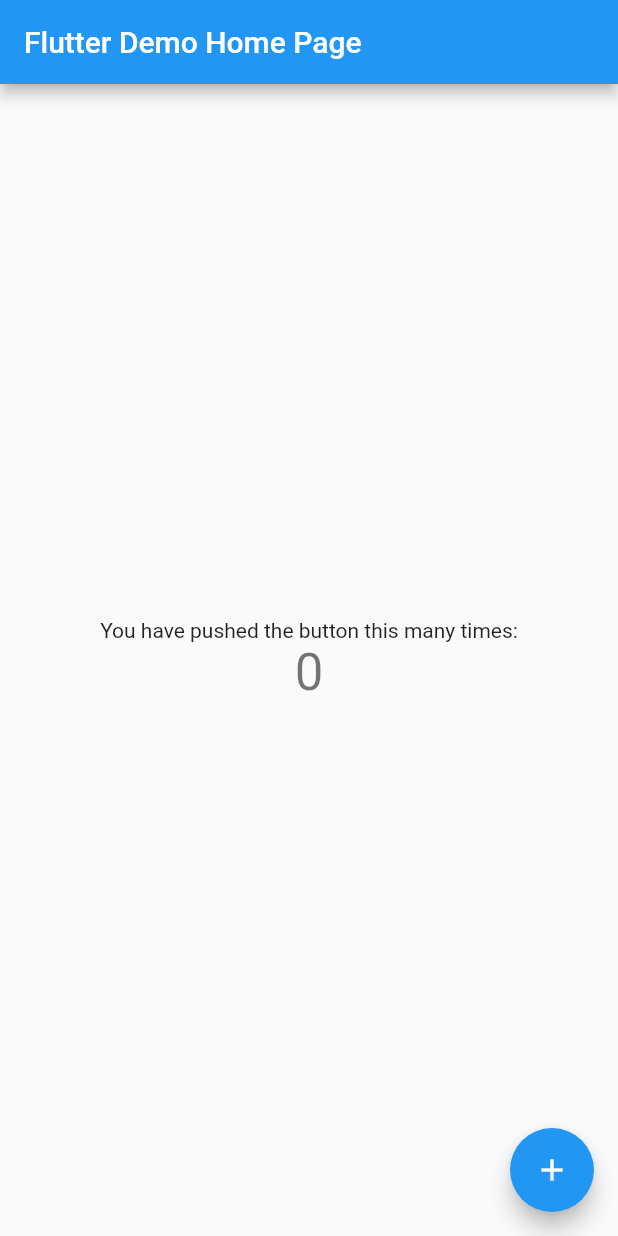
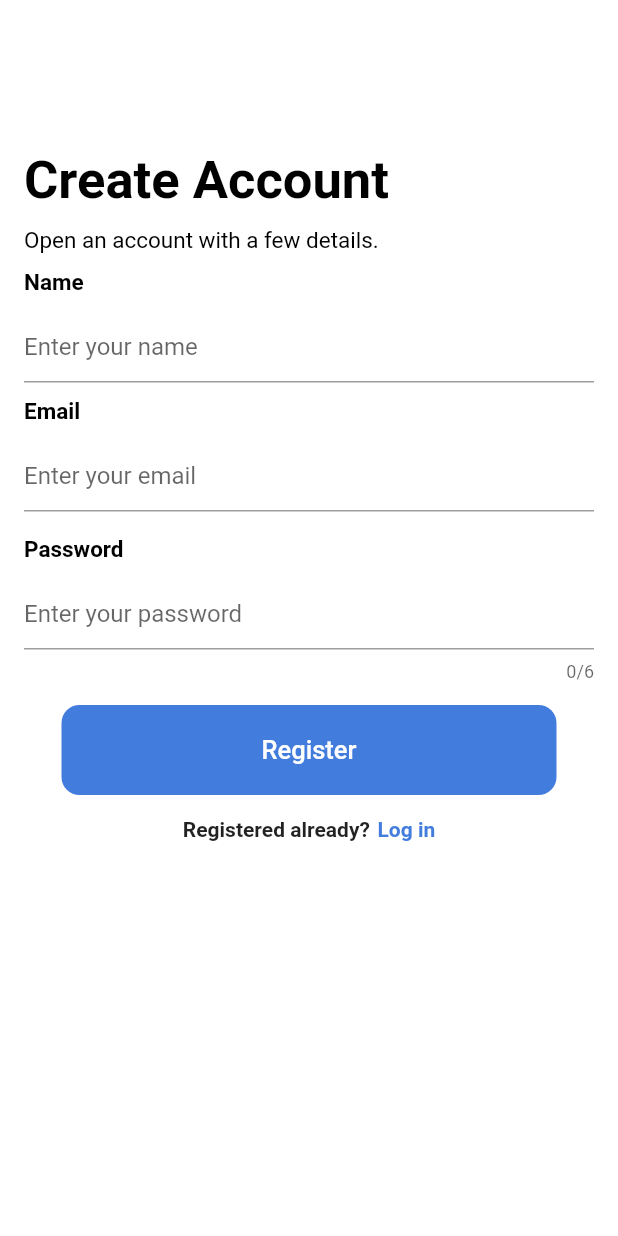
Before and after one commit to Galadima3/weatherly-app, a Flutter app: the screen it shows after launch, on a phone screen of 412 x 824 dp. Run offline on Flutter 3.47's test engine with Material 2 defaults, Android fonts, the phone set to English and light mode, and no system bars; our stand-ins replace email_validator, firebase_auth, firebase_core, flutter_riverpod; accounts and stored records are empty.

Commit message:
Auth feature - 90%

```diff
--- a/lib/main.dart
+++ b/lib/main.dart
@@ -1,115 +1,33 @@
+import 'package:firebase_core/firebase_core.dart';
 import 'package:flutter/material.dart';
+import 'package:flutter_riverpod/flutter_riverpod.dart';
+import 'package:weatherly/firebase_options.dart';
+import 'package:weatherly/src/features/auth/presentation/auth_checker.dart';
 
-void main() {
-  runApp(const MyApp());
+void main() async {
+  WidgetsFlutterBinding.ensureInitialized();
+  await Firebase.initializeApp(
+    options: DefaultFirebaseOptions.currentPlatform,
+  );
+  runApp(
+    const ProviderScope(
+      child: MyApp(),
+    ),
+  );
 }
 
 class MyApp extends StatelessWidget {
   const MyApp({super.key});
 
-  // This widget is the root of your application.
   @override
   Widget build(BuildContext context) {
     return MaterialApp(
-      title: 'Flutter Demo',
+      debugShowCheckedModeBanner: false,
+      title: 'Weatherly',
       theme: ThemeData(
-        // This is the theme of your application.
-        //
-        // Try running your application with "flutter run". You'll see the
-        // application has a blue toolbar. Then, without quitting the app, try
-        // changing the primarySwatch below to Colors.green and then invoke
-        // "hot reload" (press "r" in the console where you ran "flutter run",
-        // or simply save your changes to "hot reload" in a Flutter IDE).
-        // Notice that the counter didn't reset back to zero; the application
-        // is not restarted.
         primarySwatch: Colors.blue,
       ),
-      home: const MyHomePage(title: 'Flutter Demo Home Page'),
+      home: const AuthChecker(),
     );
   }
 }
-
-class MyHomePage extends StatefulWidget {
-  const MyHomePage({super.key, required this.title});
-
-  // This widget is the home page of your application. It is stateful, meaning
-  // that it has a State object (defined below) that contains fields that affect
-  // how it looks.
-
-  // This class is the configuration for the state. It holds the values (in this
-  // case the title) provided by the parent (in this case the App widget) and
-  // used by the build method of the State. Fields in a Widget subclass are
-  // always marked "final".
-
-  final String title;
-
-  @override
-  State<MyHomePage> createState() => _MyHomePageState();
-}
-
-class _MyHomePageState extends State<MyHomePage> {
-  int _counter = 0;
-
-  void _incrementCounter() {
-    setState(() {
-      // This call to setState tells the Flutter framework that something has
-      // changed in this State, which causes it to rerun the build method below
-      // so that the display can reflect the updated values. If we changed
-      // _counter without calling setState(), then the build method would not be
-      // called again, and so nothing would appear to happen.
-      _counter++;
-    });
-  }
-
-  @override
-  Widget build(BuildContext context) {
-    // This method is rerun every time setState is called, for instance as done
-    // by the _incrementCounter method above.
-    //
-    // The Flutter framework has been optimized to make rerunning build methods
-    // fast, so that you can just rebuild anything that needs updating rather
-    // than having to individually change instances of widgets.
-    return Scaffold(
-      appBar: AppBar(
-        // Here we take the value from the MyHomePage object that was created by
-        // the App.build method, and use it to set our appbar title.
-        title: Text(widget.title),
-      ),
-      body: Center(
-        // Center is a layout widget. It takes a single child and positions it
-        // in the middle of the parent.
-        child: Column(
-          // Column is also a layout widget. It takes a list of children and
-          // arranges them vertically. By default, it sizes itself to fit its
-          // children horizontally, and tries to be as tall as its parent.
-          //
-          // Invoke "debug painting" (press "p" in the console, choose the
-          // "Toggle Debug Paint" action from the Flutter Inspector in Android
-          // Studio, or the "Toggle Debug Paint" command in Visual Studio Code)
-          // to see the wireframe for each widget.
-          //
-          // Column has various properties to control how it sizes itself and
-          // how it positions its children. Here we use mainAxisAlignment to
-          // center the children vertically; the main axis here is the vertical
-          // axis because Columns are vertical (the cross axis would be
-          // horizontal).
-          mainAxisAlignment: MainAxisAlignment.center,
-          children: <Widget>[
-            const Text(
-              'You have pushed the button this many times:',
-            ),
-            Text(
-              '$_counter',
-              style: Theme.of(context).textTheme.headlineMedium,
-            ),
-          ],
-        ),
-      ),
-      floatingActionButton: FloatingActionButton(
-        onPressed: _incrementCounter,
-        tooltip: 'Increment',
-        child: const Icon(Icons.add),
-      ), // This trailing comma makes auto-formatting nicer for build methods.
-    );
-  }
-}
--- /dev/null
+++ b/lib/src/features/auth/data/auth_repository.dart
@@ -0,0 +1,79 @@
+import 'dart:developer';
+
+import 'package:firebase_auth/firebase_auth.dart';
+import 'package:flutter_riverpod/flutter_riverpod.dart';
+
+class AuthRepository {
+  final FirebaseAuth _auth;
+  const AuthRepository(this._auth);
+
+  //getters
+  User? get userDetails => _auth.currentUser;
+  Stream<User?> get authStateChange => _auth.idTokenChanges();
+
+  //sign-in method
+  Future<User?> signInWithEmailAndPassword(
+      String email, String password) async {
+    try {
+      final result = await _auth.signInWithEmailAndPassword(
+        email: email,
+        password: password,
+      );
+      log('Sign in successful');
+      return result.user;
+    } on FirebaseAuthException catch (e) {
+      if (e.code == 'user-not-found') {
+        throw AuthException('User not found');
+      } else if (e.code == 'wrong-password') {
+        throw AuthException('Wrong password');
+      } else {
+        log(e.message ?? 'No error occured');
+        throw AuthException('An error occured. Please try again later');
+      }
+    }
+  }
+
+  //sign-up method
+  Future<User?> signUp(String name, String email, String password) async {
+    try {
+      final result = await _auth.createUserWithEmailAndPassword(
+        email: email,
+        password: password,
+      );
+      log('Sign up successful');
+      _auth.currentUser!.updateDisplayName(name);
+      return result.user;
+    } on FirebaseAuthException catch (e) {
+      throw AuthException(e.message ?? '');
+    }
+  }
+
+  //sign out method
+  Future<void> signOut() async {
+    await _auth.signOut();
+  }
+}
+
+class AuthException implements Exception {
+  final String message;
+
+  AuthException(this.message);
+
+  @override
+  String toString() {
+    return message;
+  }
+}
+
+//providers
+final authRepositoryProvider = Provider<AuthRepository>((ref) {
+  return AuthRepository(FirebaseAuth.instance);
+});
+
+final authStateProvider = StreamProvider<User?>((ref) {
+  return ref.read(authRepositoryProvider).authStateChange;
+});
+
+final userDetailsProvider = Provider.autoDispose<User?>((ref) {
+  return ref.read(authRepositoryProvider).userDetails;
+});
--- /dev/null
+++ b/lib/src/features/auth/presentation/auth_checker.dart
@@ -0,0 +1,25 @@
+import 'package:flutter/material.dart';
+import 'package:flutter_riverpod/flutter_riverpod.dart';
+import 'package:weatherly/src/features/auth/data/auth_repository.dart';
+import 'package:weatherly/src/features/auth/presentation/screens/log_in_screen.dart';
+import 'package:weatherly/src/features/auth/presentation/screens/register_screen.dart';
+import 'package:weatherly/src/features/weather/presentation/screens/home_page.dart';
+
+class AuthChecker extends ConsumerWidget {
+  const AuthChecker({super.key});
+
+  @override
+  Widget build(BuildContext context, WidgetRef ref) {
+    final authState = ref.watch(authStateProvider);
+    return authState.when(
+      data: (user) {
+        if(user != null) return const HomePage();
+        return const RegisterScreen();
+      },
+      error: (e, trace) => const LogInScreen(),
+      loading: () => const Center(
+        child: CircularProgressIndicator(),
+      ),
+    );
+  }
+}
--- /dev/null
+++ b/lib/src/features/auth/presentation/screens/register_screen.dart
@@ -0,0 +1,182 @@
+import 'package:flutter/material.dart';
+import 'package:flutter_riverpod/flutter_riverpod.dart';
+import 'package:weatherly/src/features/auth/data/auth_repository.dart';
+import 'package:weatherly/src/features/auth/presentation/screens/log_in_screen.dart';
+import 'package:weatherly/src/features/auth/presentation/shared_widgets/shared_button.dart';
+import 'package:weatherly/src/features/weather/presentation/screens/home_page.dart';
+
+class RegisterScreen extends ConsumerStatefulWidget {
+  const RegisterScreen({super.key});
+
+  @override
+  ConsumerState<ConsumerStatefulWidget> createState() => _RegisterScreenState();
+}
+
+class _RegisterScreenState extends ConsumerState<RegisterScreen> {
+  final _key = GlobalKey<FormState>();
+  final emailController = TextEditingController();
+  final passwordController = TextEditingController();
+  final nameController = TextEditingController();
+
+  //disposing all text controllers
+  @override
+  void dispose() {
+    emailController.dispose();
+    passwordController.dispose();
+    nameController.dispose();
+    super.dispose();
+  }
+
+  void onSubmit(WidgetRef ref, String name, String email, String password) {
+    if (_key.currentState!.validate()) {
+      ref.read(authRepositoryProvider).signUp(name, email, password).then(
+            (value) => Navigator.pushReplacement(
+              context,
+              MaterialPageRoute(
+                builder: (context) {
+                  return const HomePage();
+                },
+              ),
+            ),
+          );
+    }
+  }
+
+  @override
+  Widget build(BuildContext context) {
+    var size = MediaQuery.of(context).size;
+    return SafeArea(
+      child: Scaffold(
+        body: Container(
+          width: size.width,
+          height: size.height,
+          color: Colors.white,
+          child: SingleChildScrollView(
+            child: Padding(
+              padding: const EdgeInsets.only(
+                  left: 16.0, right: 16.0, top: 50.0, bottom: 25.0),
+              child: Form(
+                key: _key,
+                child: Column(
+                  crossAxisAlignment: CrossAxisAlignment.start,
+                  mainAxisSize: MainAxisSize.min,
+                  children: [
+                    const SizedBox(height: 50),
+                    const Text(
+                      'Create Account',
+                      style: TextStyle(
+                        fontSize: 35,
+                        fontWeight: FontWeight.bold,
+                        color: Colors.black,
+                      ),
+                    ),
+                    const SizedBox(height: 10),
+                    const Text(
+                      'Open an account with a few details.',
+                      style: TextStyle(
+                        fontSize: 15,
+                        color: Colors.black,
+                      ),
+                    ),
+                    const SizedBox(height: 10),
+                    const Text(
+                      'Name',
+                      style: TextStyle(
+                        fontSize: 15,
+                        color: Colors.black,
+                        fontWeight: FontWeight.bold,
+                      ),
+                    ),
+                    const SizedBox(height: 10),
+                    TextField(
+                      keyboardType: TextInputType.name,
+                      textCapitalization: TextCapitalization.sentences,
+                      decoration: const InputDecoration(
+                        hintText: 'Enter your name',
+                      ),
+                      controller: nameController,
+                    ),
+                    const SizedBox(height: 10),
+                    const Text(
+                      'Email',
+                      style: TextStyle(
+                        fontSize: 15,
+                        color: Colors.black,
+                        fontWeight: FontWeight.bold,
+                      ),
+                    ),
+                    const SizedBox(height: 10),
+                    TextField(
+                      keyboardType: TextInputType.emailAddress,
+                      decoration: const InputDecoration(
+                        hintText: 'Enter your email',
+                      ),
+                      controller: emailController,
+                    ),
+                    const SizedBox(height: 16),
+                    const Text(
+                      'Password',
+                      style: TextStyle(
+                        fontSize: 15,
+                        color: Colors.black,
+                        fontWeight: FontWeight.bold,
+                      ),
+                    ),
+                    const SizedBox(height: 10),
+                    TextField(
+                      obscureText: true,
+                      keyboardType: TextInputType.visiblePassword,
+                      maxLength: 6,
+                      decoration: const InputDecoration(
+                        hintText: 'Enter your password',
+                      ),
+                      controller: passwordController,
+                    ),
+                    const SizedBox(height: 15),
+                    GestureDetector(
+                      onTap: () => onSubmit(
+                        ref,
+                        nameController.text,
+                        emailController.text,
+                        passwordController.text,
+                      ),
+                      child: const SharedButton(
+                        buttonText: 'Register',
+                      ),
+                    ),
+                    const SizedBox(height: 15),
+                    //not a member? register now
+                    Row(
+                      mainAxisAlignment: MainAxisAlignment.center,
+                      children: [
+                        const Text(
+                          'Registered already?',
+                          style: TextStyle(fontWeight: FontWeight.bold),
+                        ),
+                        const SizedBox(width: 5),
+                        GestureDetector(
+                          onTap: () =>
+                              Navigator.push(context, MaterialPageRoute(
+                            builder: (context) {
+                              return const LogInScreen();
+                            },
+                          )),
+                          child: const Text(
+                            'Log in',
+                            style: TextStyle(
+                                color: Color(0xFF427dde),
+                                fontWeight: FontWeight.bold),
+                          ),
+                        )
+                      ],
+                    )
+                  ],
+                ),
+              ),
+            ),
+          ),
+        ),
+      ),
+    );
+  }
+}
--- /dev/null
+++ b/lib/src/features/auth/presentation/shared_widgets/shared_button.dart
@@ -0,0 +1,27 @@
+import 'package:flutter/material.dart';
+
+//This button is shared across the auth feature
+class SharedButton extends StatelessWidget {
+  final String buttonText;
+  const SharedButton({super.key, required this.buttonText});
+
+  @override
+  Widget build(BuildContext context) {
+    return Padding(
+      padding: const EdgeInsets.symmetric(horizontal: 25),
+      child: Container(
+        padding: const EdgeInsets.all(20),
+        decoration: BoxDecoration(
+            color: const Color(0xFF427dde),
+            borderRadius: BorderRadius.circular(12)),
+        child: Center(
+          child: Text(
+            buttonText,
+            style: const TextStyle(
+                color: Colors.white, fontWeight: FontWeight.w500, fontSize: 17),
+          ),
+        ),
+      ),
+    );
+  }
+}
--- a/pubspec.yaml
+++ b/pubspec.yaml
@@ -39,6 +39,8 @@ dependencies:
   http: ^0.13.5
   dio: ^5.1.1
   flutter_riverpod: ^2.3.2
+  firebase_auth: ^4.4.0
+  email_validator: ^2.1.17
 
 dev_dependencies:
   flutter_test:
```
Also changed, not shown: lib/src/features/auth/presentation/screens/log_in_screen.dart (added, +146 -0 lines), lib/src/features/weather/presentation/screens/home_page.dart (added, +28 -0 lines), lib/firebase_options.dart (added), pubspec.lock, 3 other files.
